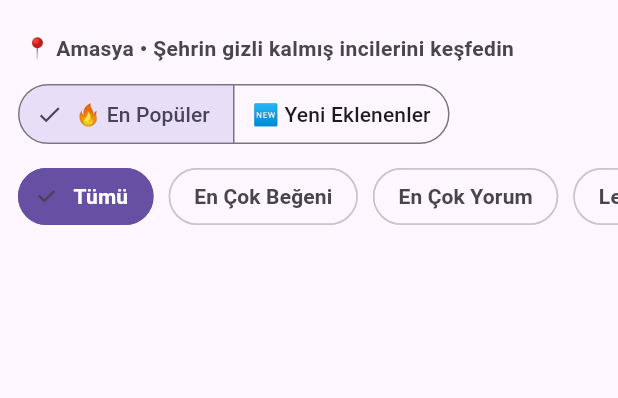
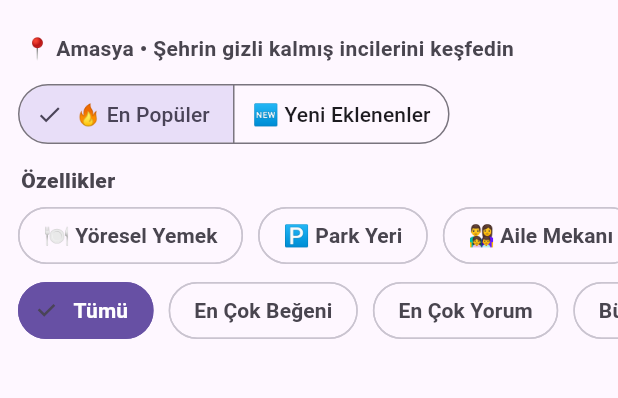
Before and after one commit to ozgekls/SakliKent, a Flutter app: the KesfetPage screen opened directly, on a phone screen of 412 x 824 dp, the part 63-461 px from its top. Run offline on Flutter 3.47's test engine with Material 3 defaults, Android fonts, the phone set to English and light mode, and no system bars; our stand-ins replace flutter_map, geolocator, image_picker, latlong2, supabase_flutter; accounts and stored records are empty.

Commit message:
keşfet güncel

```diff
--- a/lib/pages/kesfet_page.dart
+++ b/lib/pages/kesfet_page.dart
@@ -33,7 +33,7 @@ class _KesfetPageState extends State<KesfetPage> {
   String? searchText;
   int? butce; // 1..5
 
-  // ✅ Yeni filtre state (db’den gelecek)
+  // ✅ Yeni filtre state (db'den gelecek)
   List<Map<String, dynamic>> kategoriOptions = [];
   List<Map<String, dynamic>> etiketOptions = [];
 
@@ -151,22 +151,8 @@ class _KesfetPageState extends State<KesfetPage> {
       return q.order('olusturmatarihi', ascending: false);
     }
 
-    // popular
-    if (row2Selected == 'Lezzet') {
-      return q.order('lezzet_ort', ascending: false);
-    } else if (row2Selected == 'Hizmet') {
-      return q.order('hizmet_ort', ascending: false);
-    } else if (row2Selected == 'Estetik') {
-      return q.order('estetik_ort', ascending: false);
-    } else if (row2Selected == 'İnternet') {
-      return q.order('internet_ort', ascending: false);
-    } else if (row2Selected == 'Sessizlik') {
-      return q.order('sessizlik_ort', ascending: false);
-    } else if (row2Selected == 'Çalışmalık') {
-      return q.order('calismalik_ort', ascending: false);
-    } else if (row2Selected == 'Manzara') {
-      return q.order('manzara_ort', ascending: false);
-    } else if (row2Selected == 'Bütçe') {
+    // popular - sadece temel sıralamalar
+    if (row2Selected == 'Bütçe') {
       return q.order('butceseviyesi', ascending: true);
     }
 
@@ -397,21 +383,30 @@ class _KesfetPageState extends State<KesfetPage> {
             const SizedBox(height: 8),
           ],
 
-          // Trend / Sıralama chipleri (senin row2)
+          // ✅ Özellik filtreleri (Yöresel Yemek, Park Yeri, Aile Mekanı)
+          _BooleanFiltersRow(
+            yoreselOnly: yoreselOnly,
+            parkOnly: parkOnly,
+            aileOnly: aileOnly,
+            onYoreselToggle: () {
+              setState(() => yoreselOnly = !yoreselOnly);
+              _fetch();
+            },
+            onParkToggle: () {
+              setState(() => parkOnly = !parkOnly);
+              _fetch();
+            },
+            onAileToggle: () {
+              setState(() => aileOnly = !aileOnly);
+              _fetch();
+            },
+          ),
+
+          const SizedBox(height: 8),
+
+          // Trend / Sıralama chipleri
           FilterChipsRow(
-            items: const [
-              'Tümü',
-              'En Çok Beğeni',
-              'En Çok Yorum',
-              'Lezzet',
-              'Hizmet',
-              'Estetik',
-              'İnternet',
-              'Sessizlik',
-              'Çalışmalık',
-              'Manzara',
-              'Bütçe',
-            ],
+            items: const ['Tümü', 'En Çok Beğeni', 'En Çok Yorum', 'Bütçe'],
             selected: row2Selected,
             onSelected: _applyRow2Selection,
           ),
@@ -455,6 +450,106 @@ class _KesfetPageState extends State<KesfetPage> {
           ),
         ],
       ),
+    );
+  }
+}
+
+// ✅ YENİ WIDGET: Boolean Filtreler
+class _BooleanFiltersRow extends StatelessWidget {
+  final bool yoreselOnly;
+  final bool parkOnly;
+  final bool aileOnly;
+  final VoidCallback onYoreselToggle;
+  final VoidCallback onParkToggle;
+  final VoidCallback onAileToggle;
+
+  const _BooleanFiltersRow({
+    required this.yoreselOnly,
+    required this.parkOnly,
+    required this.aileOnly,
+    required this.onYoreselToggle,
+    required this.onParkToggle,
+    required this.onAileToggle,
+  });
+
+  @override
+  Widget build(BuildContext context) {
+    final cs = Theme.of(context).colorScheme;
+
+    return Column(
+      crossAxisAlignment: CrossAxisAlignment.start,
+      children: [
+        Padding(
+          padding: const EdgeInsets.symmetric(horizontal: 14),
+          child: Text(
+            'Özellikler',
+            style: TextStyle(
+              color: cs.onSurfaceVariant,
+              fontWeight: FontWeight.w800,
+            ),
+          ),
+        ),
+        const SizedBox(height: 6),
+        SizedBox(
+          height: 42,
+          child: ListView(
+            scrollDirection: Axis.horizontal,
+            padding: const EdgeInsets.symmetric(horizontal: 12),
+            children: [
+              FilterChip(
+                label: const Text('🍽️ Yöresel Yemek'),
+                selected: yoreselOnly,
+                onSelected: (_) => onYoreselToggle(),
+                labelStyle: TextStyle(
+                  fontWeight: FontWeight.w700,
+                  color: yoreselOnly ? cs.onPrimary : null,
+                ),
+                selectedColor: cs.primary,
+                backgroundColor: cs.surface,
+                shape: StadiumBorder(
+                  side: BorderSide(
+                    color: yoreselOnly ? cs.primary : cs.outlineVariant,
+                  ),
+                ),
+              ),
+              const SizedBox(width: 10),
+              FilterChip(
+                label: const Text('🅿️ Park Yeri'),
+                selected: parkOnly,
+                onSelected: (_) => onParkToggle(),
+                labelStyle: TextStyle(
+                  fontWeight: FontWeight.w700,
+                  color: parkOnly ? cs.onPrimary : null,
+                ),
+                selectedColor: cs.primary,
+                backgroundColor: cs.surface,
+                shape: StadiumBorder(
+                  side: BorderSide(
+                    color: parkOnly ? cs.primary : cs.outlineVariant,
+                  ),
+                ),
+              ),
+              const SizedBox(width: 10),
+              FilterChip(
+                label: const Text('👨‍👩‍👧‍👦 Aile Mekanı'),
+                selected: aileOnly,
+                onSelected: (_) => onAileToggle(),
+                labelStyle: TextStyle(
+                  fontWeight: FontWeight.w700,
+                  color: aileOnly ? cs.onPrimary : null,
+                ),
+                selectedColor: cs.primary,
+                backgroundColor: cs.surface,
+                shape: StadiumBorder(
+                  side: BorderSide(
+                    color: aileOnly ? cs.primary : cs.outlineVariant,
+                  ),
+                ),
+              ),
+            ],
+          ),
+        ),
+      ],
     );
   }
 }
--- a/lib/pages/mekan_detay_page.dart
+++ b/lib/pages/mekan_detay_page.dart
@@ -629,6 +629,9 @@ class _MekanDetayPageState extends State<MekanDetayPage> {
 
   Future<void> _openEditMekan() async {
     // seçenekleri çek (hata olsa bile dialog açılsın)
+    debugPrint('ME=${supabase.auth.currentUser?.id}');
+    debugPrint('OWNER=$_ownerId');
+
     try {
       await _loadKategoriEtiketOptions();
     } catch (_) {}
@@ -823,7 +826,7 @@ class _MekanDetayPageState extends State<MekanDetayPage> {
           .from('mekankategori')
           .delete()
           .eq('mekanid', widget.mekanId);
-      await supabase.from('mekanetiket').delete().eq('mekanid', widget.mekanId);
+      // await supabase.from('mekanetiket').delete().eq('mekanid', widget.mekanId);
 
       if (seciliKat.isNotEmpty) {
         await supabase
@@ -835,14 +838,33 @@ class _MekanDetayPageState extends State<MekanDetayPage> {
             );
       }
 
-      if (seciliEtiket.isNotEmpty) {
+      // ✅ ETİKETLER: çakışma olursa hata verme + eski seçilmemişleri temizle
+      final etiketList = seciliEtiket.toList();
+
+      // 1) Seçili olanları upsert et (duplicate key hatasını bitirir)
+      if (etiketList.isNotEmpty) {
         await supabase
             .from('mekanetiket')
-            .insert(
-              seciliEtiket
+            .upsert(
+              etiketList
                   .map((eid) => {'mekanid': widget.mekanId, 'etiketid': eid})
                   .toList(),
+              onConflict: 'mekanid,etiketid',
             );
+
+        // 2) Seçili OLMAYANLARI sil (DB’de eski kalanlar temizlensin)
+        final inStr = '(${etiketList.map((e) => '"$e"').join(",")})';
+        await supabase
+            .from('mekanetiket')
+            .delete()
+            .eq('mekanid', widget.mekanId)
+            .not('etiketid', 'in', inStr);
+      } else {
+        // seçili hiç etiket yoksa -> hepsini sil
+        await supabase
+            .from('mekanetiket')
+            .delete()
+            .eq('mekanid', widget.mekanId);
       }
 
       await _loadAll();
```
